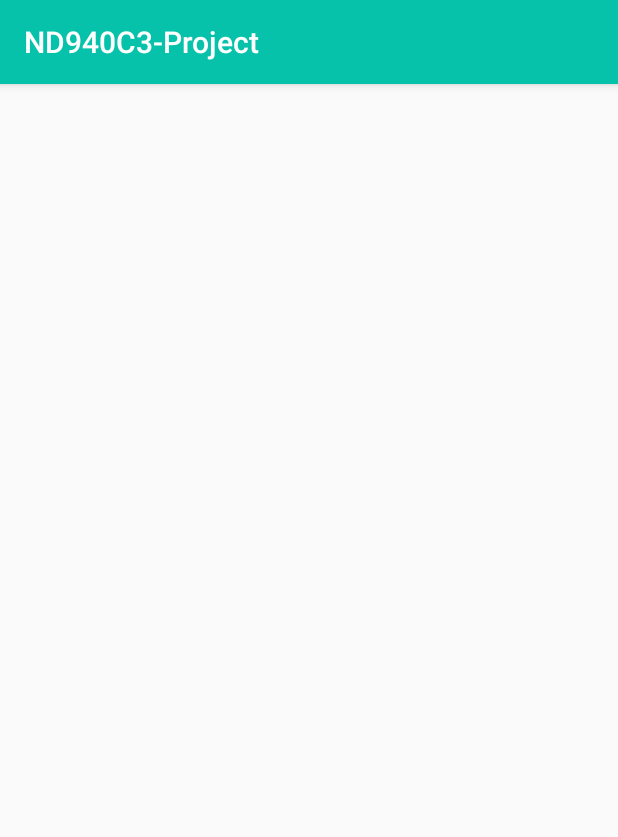
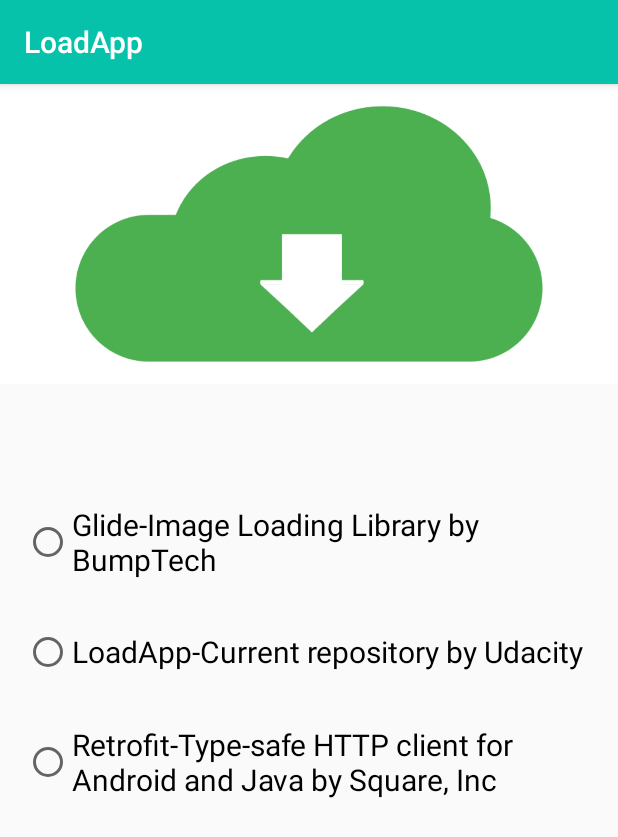
Before and after one commit to udacity/nd940-c3-advanced-android-programming-project-starter, an Android app: the screen it shows after launch (MainActivity), on a phone screen of 412 x 824 dp. Shown: the top 837 px of the screen. Run offline under Robolectric (Android 15) with nearby library versions, the phone set to English and light mode, and no system bars.

Commit message:
adding radio buttons

```diff
--- a/starter/app/src/main/res/layout/content_main.xml
+++ b/starter/app/src/main/res/layout/content_main.xml
@@ -9,14 +9,65 @@
     tools:context=".MainActivity"
     tools:showIn="@layout/activity_main">
 
+    <FrameLayout
+        android:id="@+id/frameLayout"
+        android:layout_width="match_parent"
+        android:layout_height="wrap_content"
+        app:layout_constraintEnd_toEndOf="parent"
+        app:layout_constraintStart_toStartOf="parent"
+        app:layout_constraintTop_toTopOf="parent">
+
+        <ImageView
+            android:id="@+id/imageView"
+            android:layout_width="wrap_content"
+            android:layout_height="200dp"
+            android:scaleType="centerCrop"
+            app:srcCompat="@drawable/download" />
+    </FrameLayout>
+
+    <RadioGroup
+        android:id="@+id/radioGroup"
+        android:layout_width="0dp"
+        android:layout_height="0dp"
+        android:layout_marginTop="@dimen/spacing_XL"
+        android:layout_marginBottom="@dimen/spacing_XL"
+        app:layout_constraintBottom_toTopOf="@+id/custom_button"
+        app:layout_constraintEnd_toEndOf="parent"
+        app:layout_constraintStart_toStartOf="parent"
+        app:layout_constraintTop_toBottomOf="@+id/frameLayout">
+
+        <RadioButton
+            android:id="@+id/radioButton_main_glide"
+            android:layout_width="match_parent"
+            android:layout_height="wrap_content"
+            android:layout_margin="@dimen/spacing_medium"
+            android:text="@string/glide"
+            android:textSize="@dimen/default_text_size" />
+
+        <RadioButton
+            android:id="@+id/radioButton_main_loadApp"
+            android:layout_width="match_parent"
+            android:layout_height="wrap_content"
+            android:layout_margin="@dimen/spacing_medium"
+            android:text="@string/loadapp"
+            android:textSize="@dimen/default_text_size" />
+
+        <RadioButton
+            android:id="@+id/radioButton_main_retrofit"
+            android:layout_width="match_parent"
+            android:layout_height="wrap_content"
+            android:layout_margin="@dimen/spacing_medium"
+            android:text="@string/retrofit"
+            android:textSize="@dimen/default_text_size" />
+    </RadioGroup>
+
     <com.udacity.LoadingButton
         android:id="@+id/custom_button"
         android:layout_width="0dp"
-        app:layout_constraintStart_toStartOf="parent"
-        app:layout_constraintEnd_toEndOf="parent"
         android:layout_height="60dp"
         android:layout_margin="20dp"
         app:layout_constraintBottom_toBottomOf="parent"
-        app:layout_constraintTop_toTopOf="parent" />
+        app:layout_constraintEnd_toEndOf="parent"
+        app:layout_constraintStart_toStartOf="parent" />
 
 </androidx.constraintlayout.widget.ConstraintLayout>
--- a/starter/app/src/main/res/values/dimens.xml
+++ b/starter/app/src/main/res/values/dimens.xml
@@ -2,4 +2,6 @@
     <dimen name="fab_margin">16dp</dimen>
 
     <dimen name="default_text_size">20sp</dimen>
+    <dimen name="spacing_medium">16dp</dimen>
+    <dimen name="spacing_XL">64dp</dimen>
 </resources>
--- a/starter/app/src/main/res/values/strings.xml
+++ b/starter/app/src/main/res/values/strings.xml
@@ -1,5 +1,5 @@
 <resources>
-    <string name="app_name">ND940C3-Project</string>
+    <string name="app_name">LoadApp</string>
     <string name="app_description">Download files from Internet</string>
     <string name="action_settings">Settings</string>
 
@@ -11,4 +11,8 @@
     <string name="button_name">Click me</string>
     <string name="button_loading">We are loading </string>
     <string name="title_activity_detail">DetailActivity</string>
+
+    <string name="glide">Glide-Image Loading Library by BumpTech</string>
+    <string name="loadapp">LoadApp-Current repository by Udacity</string>
+    <string name="retrofit">Retrofit-Type-safe HTTP client for Android and Java by Square, Inc</string>
 </resources>
```
Also changed, not shown: starter/app/src/main/res/drawable-v24/download.png (added).
